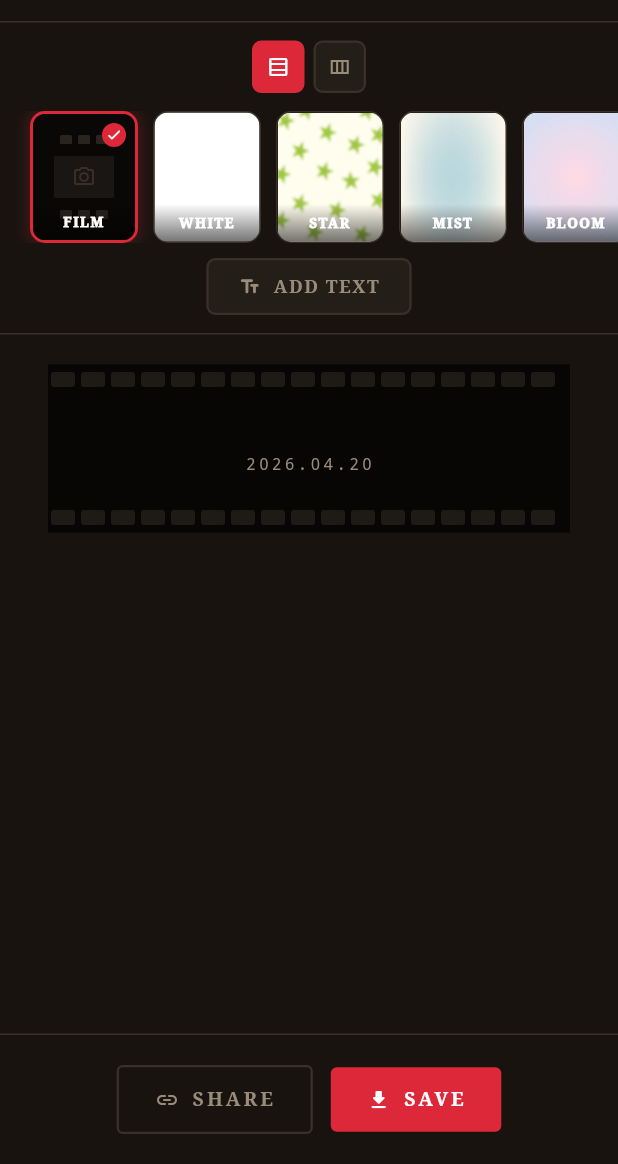
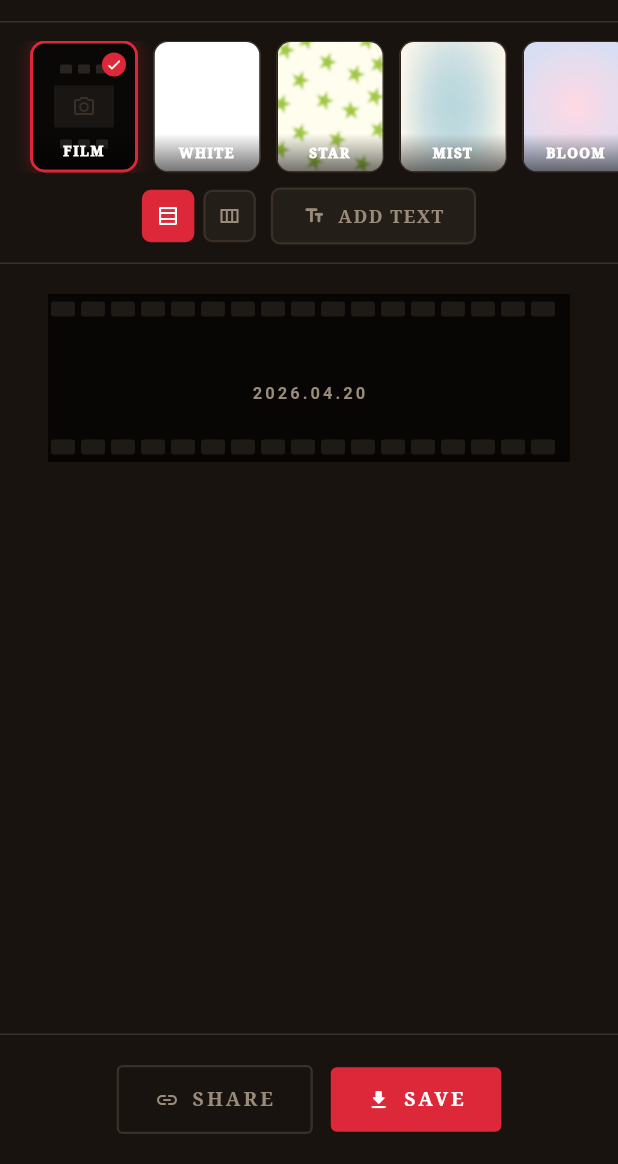
Before and after one commit to hjpark0503/shot_together, a Flutter app: the ResultPage screen opened directly with empty values, on a phone screen of 412 x 824 dp, the part 72-1236 px from its top. Run offline on Flutter 3.47's test engine with Material 3 defaults, Android fonts, the phone set to English and light mode, and no system bars; our stand-ins replace camera, web; missing offline and left inert: dart:js_interop, dart:ui_web; Roboto replaces fonts that are missing (GriunMongtori).

Commit message:
feat: UI 개선, 캐시 버스팅, share URL 복사 iOS 수정
- 레이아웃 토글 + ADD TEXT 버튼 동일 Row로 통합
- footer 폰트 GriunMongtori 커스텀 폰트 적용
- 날짜 텍스트 bold 처리, 커스텀 텍스트 fontSize 13으로 증가
- 커스텀 텍스트 최대 길이 10자 → 20자
- firebase.json 전체 파일 no-cache 헤더 적용
- index.html 타임스탬프 기반 캐시 버스팅으로 Safari 구버전 캐시 문제 해결
- share 다이얼로그 CLOSE 버튼 탭 시 복사: iOS user gesture context 소실 문제 수정

```diff
--- a/lib/main.dart
+++ b/lib/main.dart
@@ -1122,7 +1122,10 @@ class _ShareSuccessDialog extends StatelessWidget {
               SizedBox(
                 width: double.infinity,
                 child: GestureDetector(
-                  onTap: () => Navigator.pop(context),
+                  onTap: () async {
+                    await copyToClipboard(url);
+                    if (context.mounted) Navigator.pop(context);
+                  },
                   child: Container(
                     padding: const EdgeInsets.symmetric(vertical: 11),
                     decoration: BoxDecoration(
@@ -1329,7 +1332,6 @@ class _ResultPageState extends State<ResultPage> {
     try {
       final url = await buildShareUrl(widget.photos);
       if (url == null) throw Exception('URL 생성 실패');
-      await copyToClipboard(url);
       if (!mounted) return;
       showDialog(
         context: context,
@@ -1428,20 +1430,6 @@ class _ResultPageState extends State<ResultPage> {
       padding: const EdgeInsets.symmetric(vertical: 12),
       child: Column(
         children: [
-          // ── 레이아웃 토글 ──
-          Row(
-            mainAxisAlignment: MainAxisAlignment.center,
-            children: [
-              _toggleBtn(icon: Icons.table_rows_outlined, selected: _vertical,  onTap: () => setState(() => _vertical = true)),
-              const SizedBox(width: 6),
-              _toggleBtn(icon: Icons.view_column_outlined, selected: !_vertical, onTap: () => setState(() => _vertical = false)),
-              if (canTwoRows) ...[
-                const SizedBox(width: 6),
-                _toggleBtn(icon: Icons.grid_view_rounded,  selected: _twoRows,  onTap: () => setState(() => _twoRows = !_twoRows)),
-              ],
-            ],
-          ),
-          const SizedBox(height: 12),
           // ── 테마 선택 ──
           SizedBox(
             height: 88,
@@ -1459,7 +1447,18 @@ class _ResultPageState extends State<ResultPage> {
             ),
           ),
           const SizedBox(height: 10),
-          // ── 텍스트 입력 버튼 ──
+          // ── 레이아웃 토글 + 텍스트 입력 버튼 ──
+          Row(
+            mainAxisAlignment: MainAxisAlignment.center,
+            children: [
+              _toggleBtn(icon: Icons.table_rows_outlined, selected: _vertical,  onTap: () => setState(() => _vertical = true)),
+              const SizedBox(width: 6),
+              _toggleBtn(icon: Icons.view_column_outlined, selected: !_vertical, onTap: () => setState(() => _vertical = false)),
+              if (canTwoRows) ...[
+                const SizedBox(width: 6),
+                _toggleBtn(icon: Icons.grid_view_rounded,  selected: _twoRows,  onTap: () => setState(() => _twoRows = !_twoRows)),
+              ],
+              const SizedBox(width: 10),
               GestureDetector(
                 onTap: _showTextInputDialog,
                 child: AnimatedContainer(
@@ -1491,6 +1490,8 @@ class _ResultPageState extends State<ResultPage> {
                     ],
                   ),
                 ),
+              ),
+            ],
           ),
         ],
       ),
@@ -1842,8 +1843,9 @@ class _ResultPageState extends State<ResultPage> {
     final dateStyle = TextStyle(
       color: _meta.footerColor,
       fontSize: 11,
+      fontWeight: FontWeight.bold,
       letterSpacing: 2,
-      fontFamily: 'monospace',
+      fontFamily: 'GriunMongtori',
     );
     return Container(
       width: width,
@@ -1858,10 +1860,10 @@ class _ResultPageState extends State<ResultPage> {
                     _customText,
                     style: TextStyle(
                       color: _meta.footerColor,
-                      fontSize: 12,
+                      fontSize: 13,
                       fontWeight: FontWeight.w700,
                       letterSpacing: 2,
-                      fontFamily: 'monospace',
+                      fontFamily: 'GriunMongtori',
                     ),
                   ),
                   const SizedBox(height: 4),
@@ -1903,14 +1905,14 @@ class _ResultPageState extends State<ResultPage> {
                 ),
                 const SizedBox(height: 6),
                 Text(
-                  '사진 날짜 위에 표시될 텍스트 (최대 10자)',
+                  '사진 날짜 위에 표시될 텍스트 (최대 20자)',
                   style: TextStyle(color: _mutedText, fontSize: 12),
                 ),
                 const SizedBox(height: 16),
                 TextField(
                   controller: controller,
                   autofocus: true,
-                  maxLength: 10,
+                  maxLength: 20,
                   maxLengthEnforcement: MaxLengthEnforcement.enforced,
                   style: const TextStyle(color: _creamText, fontSize: 14),
                   cursorColor: _redAccent,
--- a/pubspec.yaml
+++ b/pubspec.yaml
@@ -69,6 +69,11 @@ flutter:
     - assets/9.jpg
     - assets/10.png
 
+  fonts:
+    - family: GriunMongtori
+      fonts:
+        - asset: assets/fonts/Griun_Myoeunddobak-Rg.ttf
+
   # An image asset can refer to one or more resolution-specific "variants", see
   # https://flutter.dev/to/resolution-aware-images
 
```
Also changed, not shown: firebase.json, pubspec.lock, 3 other files. Lines whose indentation alone changed are shown as unchanged.
